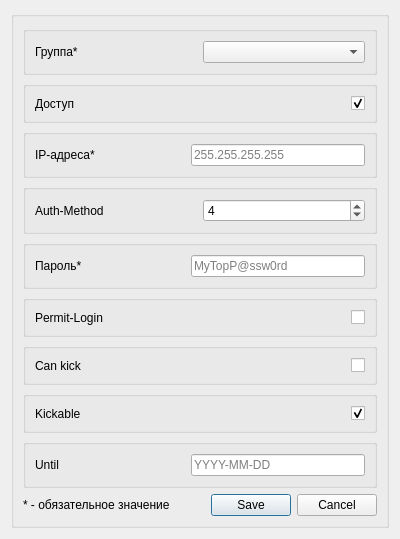
Before: the Qt Designer form hubm_admin_panel/ui/ui_new_policies.ui in PrintLine512/hubM-Admin-Panel, drawn with Qt 5.
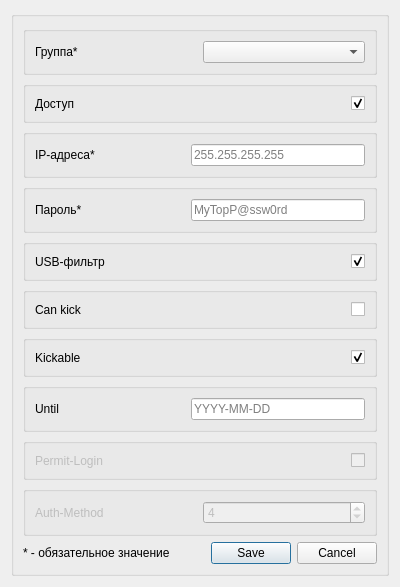
After: the same form once the commit is applied.

```diff
--- a/hubm_admin_panel/ui/ui_new_policies.ui
+++ b/hubm_admin_panel/ui/ui_new_policies.ui
@@ -7,7 +7,7 @@
     <x>0</x>
     <y>0</y>
     <width>400</width>
-    <height>472</height>
+    <height>514</height>
    </rect>
   </property>
   <property name="windowTitle">
@@ -21,7 +21,7 @@
      </property>
      <layout class="QGridLayout" name="gridLayout_2">
       <item row="0" column="0" colspan="2">
-       <layout class="QVBoxLayout" name="verticalLayout" stretch="0,0,0,0,0,0,0,0,0">
+       <layout class="QVBoxLayout" name="verticalLayout" stretch="0,0,0,0,0,0,0,0,0,0">
         <item>
          <widget class="QGroupBox" name="groupBox_7">
           <property name="flat">
@@ -142,41 +142,6 @@
           </layout>
          </widget>
         </item>
-        <item>
-         <widget class="QGroupBox" name="groupBox_3">
-          <layout class="QHBoxLayout" name="horizontalLayout_4">
-           <item>
-            <widget class="QLabel" name="label_11">
-             <property name="sizePolicy">
-              <sizepolicy hsizetype="Preferred" vsizetype="Preferred">
-               <horstretch>0</horstretch>
-               <verstretch>0</verstretch>
-              </sizepolicy>
-             </property>
-             <property name="minimumSize">
-              <size>
-               <width>150</width>
-               <height>0</height>
-              </size>
-             </property>
-             <property name="text">
-              <string>Auth-Method</string>
-             </property>
-            </widget>
-           </item>
-           <item>
-            <widget class="QSpinBox" name="le_authmethod">
-             <property name="maximum">
-              <number>6</number>
-             </property>
-             <property name="value">
-              <number>4</number>
-             </property>
-            </widget>
-           </item>
-          </layout>
-         </widget>
-        </item>
         <item>
          <widget class="QGroupBox" name="groupBox_43">
           <layout class="QHBoxLayout" name="horizontalLayout_56">
@@ -216,10 +181,10 @@
          </widget>
         </item>
         <item>
-         <widget class="QGroupBox" name="groupBox_4">
-          <layout class="QHBoxLayout" name="horizontalLayout_5">
+         <widget class="QGroupBox" name="groupBox_8">
+          <layout class="QHBoxLayout" name="horizontalLayout_7">
            <item>
-            <widget class="QLabel" name="label_12">
+            <widget class="QLabel" name="label_13">
              <property name="minimumSize">
               <size>
                <width>150</width>
@@ -227,20 +192,20 @@
               </size>
              </property>
              <property name="text">
-              <string>Permit-Login</string>
+              <string>USB-фильтр</string>
              </property>
             </widget>
            </item>
            <item>
-            <widget class="QCheckBox" name="cb_permit_login">
+            <widget class="QCheckBox" name="cb_usb_filter">
              <property name="layoutDirection">
-              <enum>Qt::RightToLeft</enum>
+              <enum>Qt::LayoutDirection::RightToLeft</enum>
              </property>
              <property name="text">
               <string/>
              </property>
              <property name="checked">
-              <bool>false</bool>
+              <bool>true</bool>
              </property>
             </widget>
            </item>
@@ -346,6 +311,82 @@
           </layout>
          </widget>
         </item>
+        <item>
+         <widget class="QGroupBox" name="groupBox_4">
+          <property name="enabled">
+           <bool>false</bool>
+          </property>
+          <layout class="QHBoxLayout" name="horizontalLayout_5">
+           <item>
+            <widget class="QLabel" name="label_12">
+             <property name="minimumSize">
+              <size>
+               <width>150</width>
+               <height>0</height>
+              </size>
+             </property>
+             <property name="text">
+              <string>Permit-Login</string>
+             </property>
+            </widget>
+           </item>
+           <item>
+            <widget class="QCheckBox" name="cb_permit_login">
+             <property name="layoutDirection">
+              <enum>Qt::LayoutDirection::RightToLeft</enum>
+             </property>
+             <property name="text">
+              <string/>
+             </property>
+             <property name="checked">
+              <bool>false</bool>
+             </property>
+            </widget>
+           </item>
+          </layout>
+         </widget>
+        </item>
+        <item>
+         <widget class="QGroupBox" name="groupBox_3">
+          <property name="enabled">
+           <bool>false</bool>
+          </property>
+          <layout class="QHBoxLayout" name="horizontalLayout_4">
+           <item>
+            <widget class="QLabel" name="label_11">
+             <property name="enabled">
+              <bool>false</bool>
+             </property>
+             <property name="sizePolicy">
+              <sizepolicy hsizetype="Preferred" vsizetype="Preferred">
+               <horstretch>0</horstretch>
+               <verstretch>0</verstretch>
+              </sizepolicy>
+             </property>
+             <property name="minimumSize">
+              <size>
+               <width>150</width>
+               <height>0</height>
+              </size>
+             </property>
+             <property name="text">
+              <string>Auth-Method</string>
+             </property>
+            </widget>
+           </item>
+           <item>
+            <widget class="QSpinBox" name="le_authmethod">
+             <property name="maximum">
+              <number>6</number>
+             </property>
+             <property name="value">
+              <number>4</number>
+             </property>
+            </widget>
+           </item>
+          </layout>
+         </widget>
+        </item>
        </layout>
       </item>
       <item row="1" column="1">
```
Left out of the diff: 30 changed lines with no effect on the pictures.
